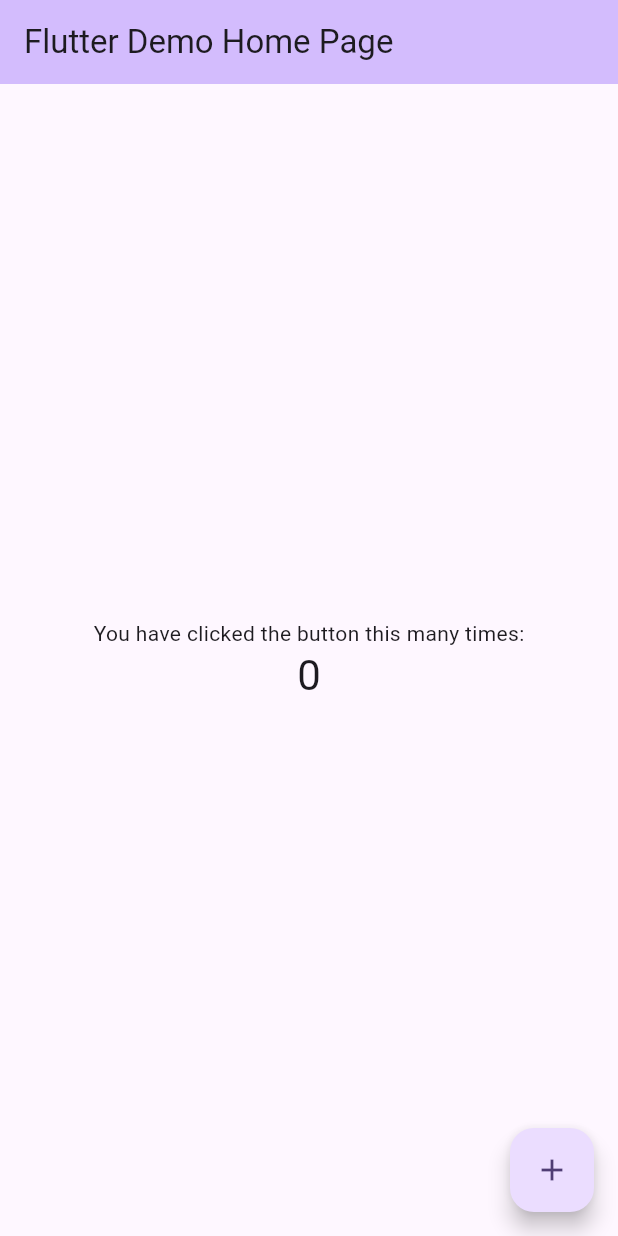
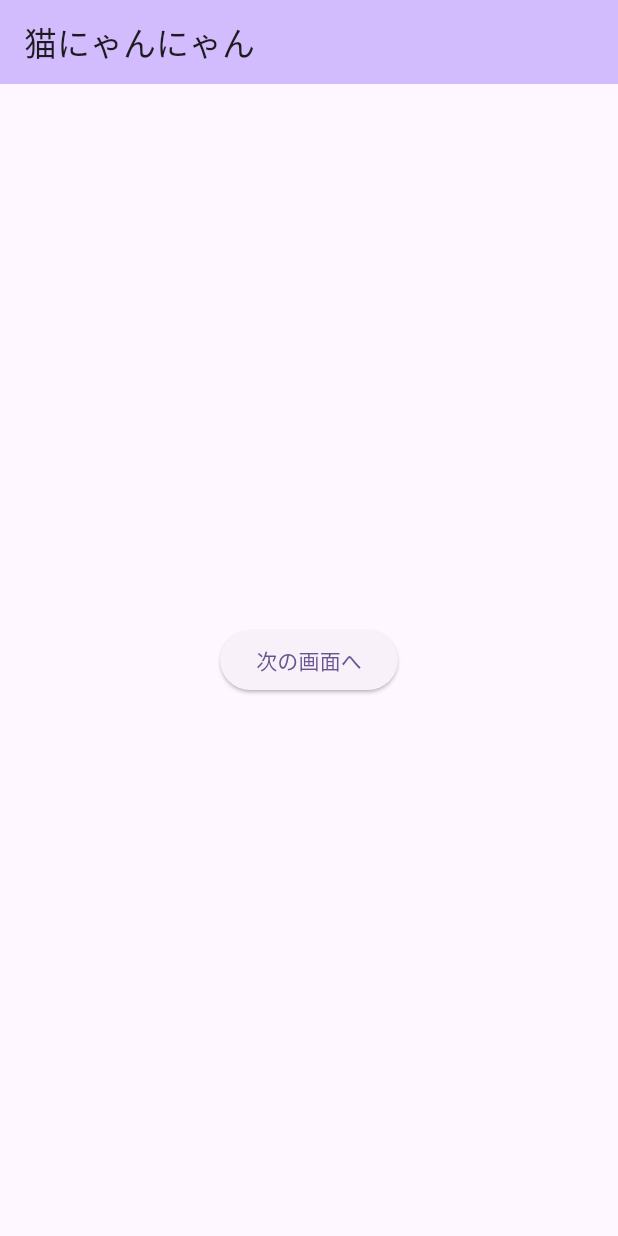
Before and after one commit to haruten1/first-flutter, a Flutter app: the screen it shows after launch, on a phone screen of 412 x 824 dp. Run offline on Flutter 3.47's test engine with Material 3 defaults, Android fonts, the phone set to English and light mode, and no system bars.

Commit message:
widget操作・画面遷移

```diff
--- /dev/null
+++ b/lib/first_page.dart
@@ -0,0 +1,24 @@
+import 'package:firstapp/second_page.dart';
+import 'package:flutter/material.dart';
+
+class FirstPage extends StatelessWidget {
+  @override
+  Widget build(BuildContext context) {
+    return Scaffold(
+      appBar: AppBar(
+
+        backgroundColor: Theme.of(context).colorScheme.inversePrimary,
+        title: const Text("猫にゃんにゃん"),
+      ),
+      body: Center(
+        child: ElevatedButton(onPressed: (){
+          //ボタン押した時に呼ばれるコード
+          Navigator.push(
+            context,
+            MaterialPageRoute(builder: (context) => SecondPage(),fullscreenDialog: true),
+          );
+        },child: const Text("次の画面へ")),
+      )
+    );
+  }
+}
--- a/lib/main.dart
+++ b/lib/main.dart
@@ -1,3 +1,4 @@
+import 'package:firstapp/first_page.dart';
 import 'package:flutter/material.dart';
 
 void main() {
@@ -13,113 +14,11 @@ class MyApp extends StatelessWidget {
     return MaterialApp(
       title: 'Flutter Demo',
       theme: ThemeData(
-        // This is the theme of your application.
-        //
-        // TRY THIS: Try running your application with "flutter run". You'll see
-        // the application has a purple toolbar. Then, without quitting the app,
-        // try changing the seedColor in the colorScheme below to Colors.green
-        // and then invoke "hot reload" (save your changes or press the "hot
-        // reload" button in a Flutter-supported IDE, or press "r" if you used
-        // the command line to start the app).
-        //
-        // Notice that the counter didn't reset back to zero; the application
-        // state is not lost during the reload. To reset the state, use hot
-        // restart instead.
-        //
-        // This works for code too, not just values: Most code changes can be
-        // tested with just a hot reload.
+
         colorScheme: ColorScheme.fromSeed(seedColor: Colors.deepPurple),
         useMaterial3: true,
       ),
-      home: const MyHomePage(title: 'Flutter Demo Home Page'),
+      home:  FirstPage(),
     );
   }
 }
-
-class MyHomePage extends StatefulWidget {
-  const MyHomePage({super.key, required this.title});
-
-  // This widget is the home page of your application. It is stateful, meaning
-  // that it has a State object (defined below) that contains fields that affect
-  // how it looks.
-
-  // This class is the configuration for the state. It holds the values (in this
-  // case the title) provided by the parent (in this case the App widget) and
-  // used by the build method of the State. Fields in a Widget subclass are
-  // always marked "final".
-
-  final String title;
-
-  @override
-  State<MyHomePage> createState() => _MyHomePageState();
-}
-
-class _MyHomePageState extends State<MyHomePage> {
-  int _counter = 0;
-
-  void _incrementCounter() {
-    setState(() {
-      // This call to setState tells the Flutter framework that something has
-      // changed in this State, which causes it to rerun the build method below
-      // so that the display can reflect the updated values. If we changed
-      // _counter without calling setState(), then the build method would not be
-      // called again, and so nothing would appear to happen.
-      _counter++;
-    });
-  }
-
-  @override
-  Widget build(BuildContext context) {
-    // This method is rerun every time setState is called, for instance as done
-    // by the _incrementCounter method above.
-    //
-    // The Flutter framework has been optimized to make rerunning build methods
-    // fast, so that you can just rebuild anything that needs updating rather
-    // than having to individually change instances of widgets.
-    return Scaffold(
-      appBar: AppBar(
-        // TRY THIS: Try changing the color here to a specific color (to
-        // Colors.amber, perhaps?) and trigger a hot reload to see the AppBar
-        // change color while the other colors stay the same.
-        backgroundColor: Theme.of(context).colorScheme.inversePrimary,
-        // Here we take the value from the MyHomePage object that was created by
-        // the App.build method, and use it to set our appbar title.
-        title: Text(widget.title),
-      ),
-      body: Center(
-        // Center is a layout widget. It takes a single child and positions it
-        // in the middle of the parent.
-        child: Column(
-          // Column is also a layout widget. It takes a list of children and
-          // arranges them vertically. By default, it sizes itself to fit its
-          // children horizontally, and tries to be as tall as its parent.
-          //
-          // Column has various properties to control how it sizes itself and
-          // how it positions its children. Here we use mainAxisAlignment to
-          // center the children vertically; the main axis here is the vertical
-          // axis because Columns are vertical (the cross axis would be
-          // horizontal).
-          //
-          // TRY THIS: Invoke "debug painting" (choose the "Toggle Debug Paint"
-          // action in the IDE, or press "p" in the console), to see the
-          // wireframe for each widget.
-          mainAxisAlignment: MainAxisAlignment.center,
-          children: <Widget>[
-            const Text(
-              'You have clicked the button this many times:',
-            ),
-            Text(
-              '$_counter',
-              style: Theme.of(context).textTheme.headlineMedium,
-            ),
-          ],
-        ),
-      ),
-      floatingActionButton: FloatingActionButton(
-        onPressed: _incrementCounter,
-        tooltip: 'Increment',
-        child: const Icon(Icons.add),
-      ), // This trailing comma makes auto-formatting nicer for build methods.
-    );
-  }
-}
```
Also changed, not shown: lib/second_page.dart (added, +20 -0 lines).
